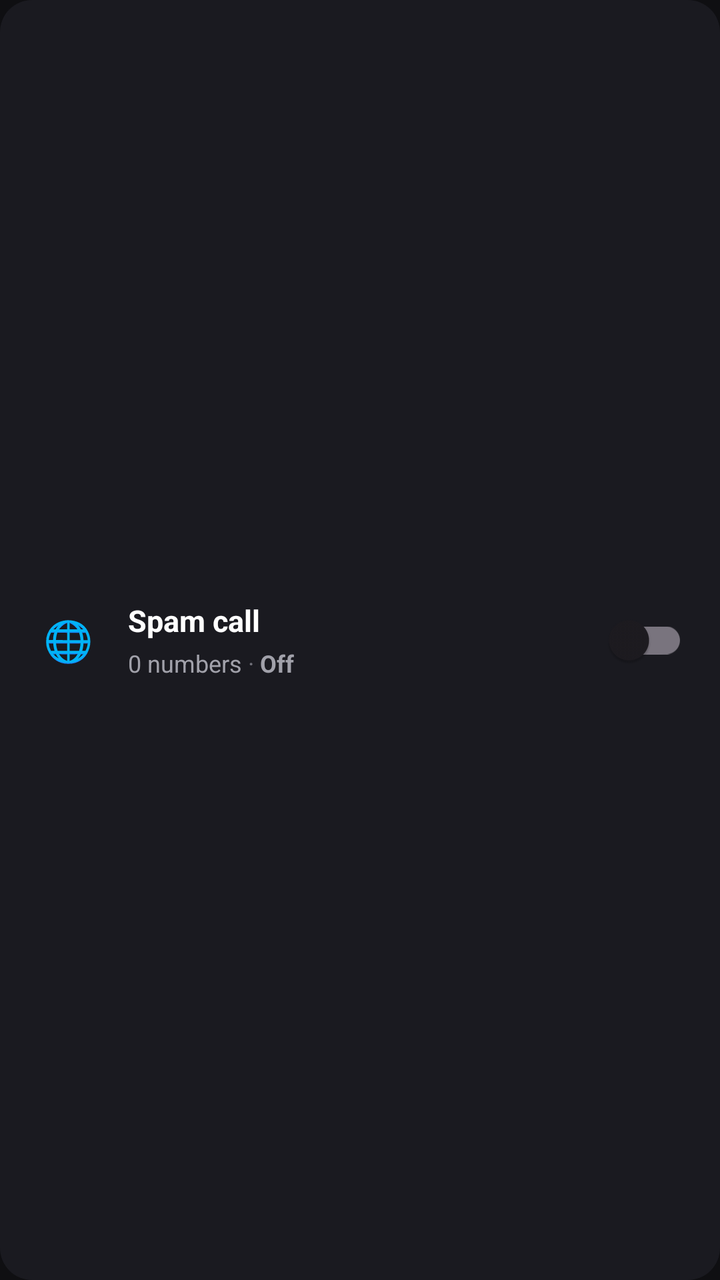
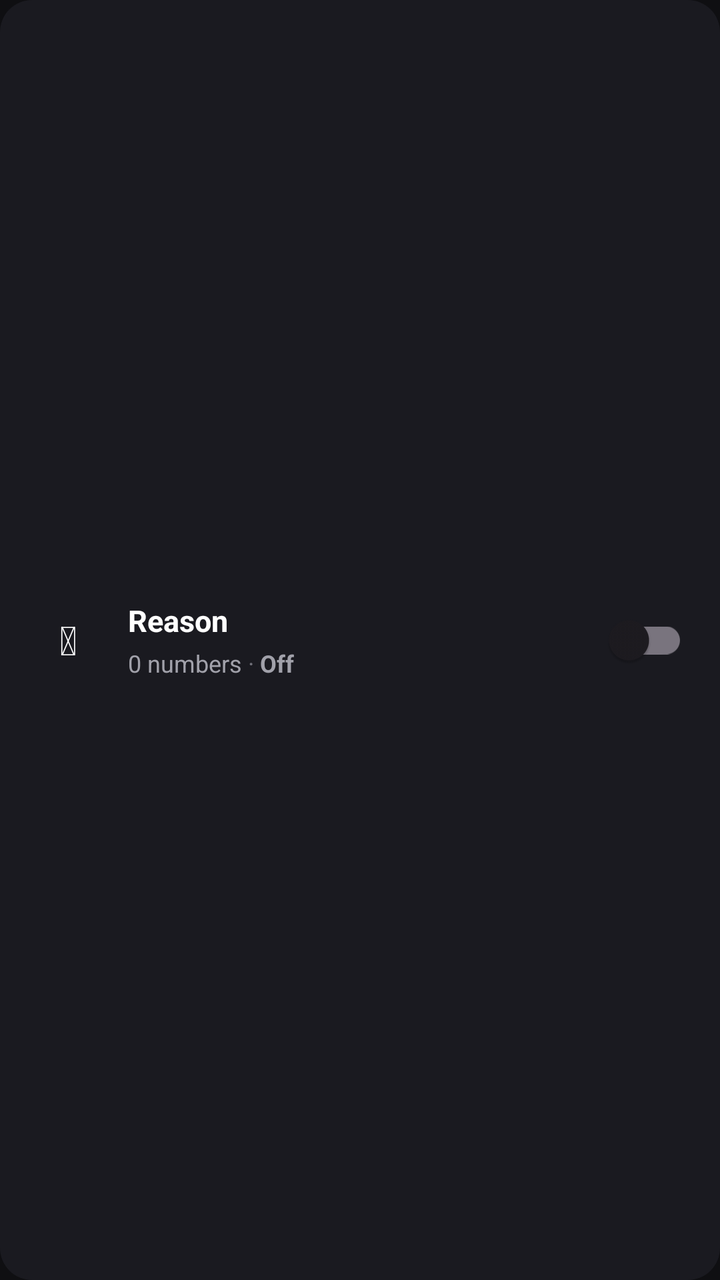

An Android layout rendered at two revisions. The XML below is the earlier revision; the diff shows what the commit changed to produce the second picture.
<!-- AndroidManifest.xml: application theme Theme.CallFilter -->
<!-- res/layout/global_reason_card.xml -->
<?xml version="1.0" encoding="utf-8"?>
<LinearLayout xmlns:android="http://schemas.android.com/apk/res/android"
    android:layout_width="match_parent"
    android:layout_height="wrap_content"
    android:orientation="horizontal"
    android:gravity="center_vertical"
    android:background="@drawable/card_bg"
    android:padding="16dp"
    android:layout_marginBottom="10dp">

    
    <TextView
        android:layout_width="36dp"
        android:layout_height="36dp"
        android:text="🌐"
        android:textSize="20sp"
        android:gravity="center"
        android:layout_marginEnd="12dp"/>

    
    <LinearLayout
        android:layout_width="0dp"
        android:layout_weight="1"
        android:layout_height="wrap_content"
        android:orientation="vertical">
        <TextView
            android:id="@+id/reasonCardTitle"
            android:layout_width="wrap_content"
            android:layout_height="wrap_content"
            android:text="Spam call"
            android:textSize="15sp"
            android:textStyle="bold"
            android:textColor="@color/text"/>
        <LinearLayout
            android:layout_width="wrap_content"
            android:layout_height="wrap_content"
            android:orientation="horizontal"
            android:layout_marginTop="3dp"
            android:gravity="center_vertical">
            <TextView
                android:id="@+id/reasonCardCount"
                android:layout_width="wrap_content"
                android:layout_height="wrap_content"
                android:text="0 numbers"
                android:textSize="12sp"
                android:textColor="@color/subtext"/>
            <TextView
                android:layout_width="wrap_content"
                android:layout_height="wrap_content"
                android:text=" · "
                android:textSize="12sp"
                android:textColor="@color/muted"/>
            <TextView
                android:id="@+id/reasonCardStatus"
                android:layout_width="wrap_content"
                android:layout_height="wrap_content"
                android:text="Off"
                android:textSize="12sp"
                android:textStyle="bold"
                android:textColor="@color/subtext"/>
        </LinearLayout>
    </LinearLayout>

    
    <androidx.appcompat.widget.SwitchCompat
        android:id="@+id/reasonCardSwitch"
        android:layout_width="wrap_content"
        android:layout_height="wrap_content"
        android:checked="false"/>
</LinearLayout>
<!-- resources referenced by this layout -->
<resources>
  <color name="muted">#71717A</color>
  <color name="subtext">#A1A1AA</color>
  <color name="text">#FFFFFF</color>
  <!-- drawable card_bg (drawable) -->
  <?xml version="1.0" encoding="utf-8"?>
  <shape xmlns:android="http://schemas.android.com/apk/res/android" android:shape="rectangle">
      <corners android:radius="16dp"/>
      <solid android:color="#1A1A20"/>
  </shape>
  <style name="Theme.CallFilter" parent="Theme.Material3.DayNight.NoActionBar">
          <item name="android:windowBackground">@color/bg</item>
          <item name="android:statusBarColor">@color/bg</item>
          <item name="android:navigationBarColor">@color/bg</item>
          <item name="android:windowLightStatusBar">false</item>
          <item name="colorPrimary">@color/accent</item>
          <item name="colorOnPrimary">@color/white</item>
          <item name="android:textColor">@color/text</item>
      </style>
  <color name="bg">#0F0F12</color>
  <color name="accent">#4F8EF7</color>
  <color name="white">#FFFFFF</color>
</resources>

<!-- the commit's change to res/layout/global_reason_card.xml (unified diff, before → after) -->
@@ -1,70 +1,33 @@
 <?xml version="1.0" encoding="utf-8"?>
 <LinearLayout xmlns:android="http://schemas.android.com/apk/res/android"
-    android:layout_width="match_parent"
-    android:layout_height="wrap_content"
-    android:orientation="horizontal"
-    android:gravity="center_vertical"
-    android:background="@drawable/card_bg"
-    android:padding="16dp"
+    android:layout_width="match_parent" android:layout_height="wrap_content"
+    android:orientation="horizontal" android:gravity="center_vertical"
+    android:background="@drawable/card_bg" android:padding="16dp"
     android:layout_marginBottom="10dp">
-
-    
-    <TextView
-        android:layout_width="36dp"
-        android:layout_height="36dp"
-        android:text="🌐"
-        android:textSize="20sp"
-        android:gravity="center"
+    <TextView android:layout_width="36dp" android:layout_height="36dp"
+        android:text="&#x1F310;" android:textSize="20sp" android:gravity="center"
         android:layout_marginEnd="12dp"/>
-
-    
-    <LinearLayout
-        android:layout_width="0dp"
-        android:layout_weight="1"
-        android:layout_height="wrap_content"
-        android:orientation="vertical">
-        <TextView
-            android:id="@+id/reasonCardTitle"
-            android:layout_width="wrap_content"
-            android:layout_height="wrap_content"
-            android:text="Spam call"
-            android:textSize="15sp"
-            android:textStyle="bold"
+    <LinearLayout android:layout_width="0dp" android:layout_weight="1"
+        android:layout_height="wrap_content" android:orientation="vertical">
+        <TextView android:id="@+id/reasonCardTitle"
+            android:layout_width="wrap_content" android:layout_height="wrap_content"
+            android:text="Reason" android:textSize="15sp" android:textStyle="bold"
             android:textColor="@color/text"/>
-        <LinearLayout
-            android:layout_width="wrap_content"
-            android:layout_height="wrap_content"
-            android:orientation="horizontal"
-            android:layout_marginTop="3dp"
-            android:gravity="center_vertical">
-            <TextView
-                android:id="@+id/reasonCardCount"
-                android:layout_width="wrap_content"
-                android:layout_height="wrap_content"
-                android:text="0 numbers"
-                android:textSize="12sp"
-                android:textColor="@color/subtext"/>
-            <TextView
-                android:layout_width="wrap_content"
-                android:layout_height="wrap_content"
-                android:text=" · "
-                android:textSize="12sp"
-                android:textColor="@color/muted"/>
-            <TextView
-                android:id="@+id/reasonCardStatus"
-                android:layout_width="wrap_content"
-                android:layout_height="wrap_content"
-                android:text="Off"
-                android:textSize="12sp"
-                android:textStyle="bold"
+        <LinearLayout android:layout_width="wrap_content" android:layout_height="wrap_content"
+            android:orientation="horizontal" android:layout_marginTop="3dp">
+            <TextView android:id="@+id/reasonCardCount"
+                android:layout_width="wrap_content" android:layout_height="wrap_content"
+                android:text="0 numbers" android:textSize="12sp" android:textColor="@color/subtext"/>
+            <TextView android:layout_width="wrap_content" android:layout_height="wrap_content"
+                android:text=" · " android:textSize="12sp" android:textColor="@color/muted"/>
+            <TextView android:id="@+id/reasonCardStatus"
+                android:layout_width="wrap_content" android:layout_height="wrap_content"
+                android:text="Off" android:textSize="12sp" android:textStyle="bold"
                 android:textColor="@color/subtext"/>
         </LinearLayout>
     </LinearLayout>
-
-    
     <androidx.appcompat.widget.SwitchCompat
         android:id="@+id/reasonCardSwitch"
-        android:layout_width="wrap_content"
-        android:layout_height="wrap_content"
+        android:layout_width="wrap_content" android:layout_height="wrap_content"
         android:checked="false"/>
 </LinearLayout>
